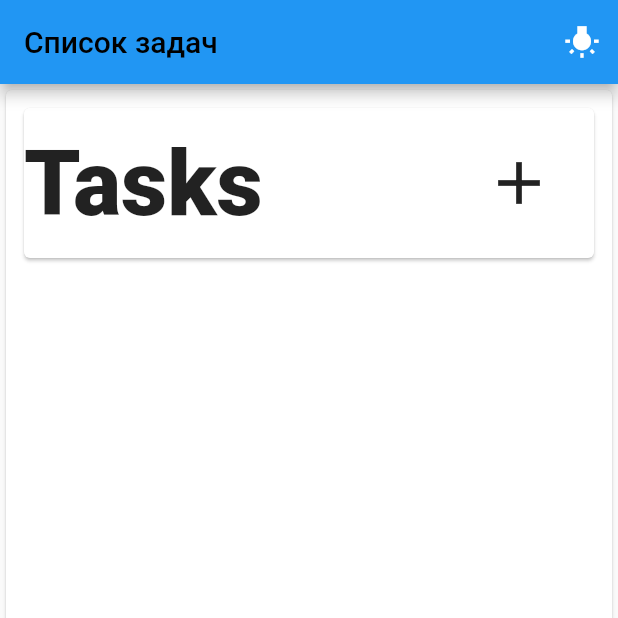
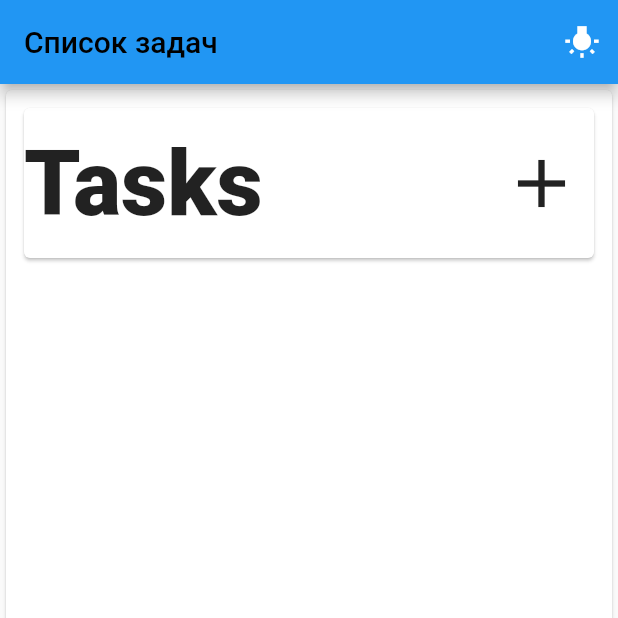
Before and after one commit to Aleksanderdir/task.list, a Flutter app: the screen it shows after launch, on a phone screen of 412 x 824 dp, the top half of it. Run offline on Flutter 3.47's test engine with Material 2 defaults, Android fonts, the phone set to English and light mode, and no system bars; our stand-ins replace sqflite; missing offline and left inert: dart:ffi; accounts and stored records are empty.

Commit message:
Update CenterListWidget.dart

```diff
--- a/lib/CenterListWidget.dart
+++ b/lib/CenterListWidget.dart
@@ -38,22 +38,22 @@ class _CenterListWidgetState extends State<CenterListWidget> {
                             fontWeight: FontWeight.w800,
                           )),
                     ),
-                    Container(
-                      height: 100,
-                      width: 100,
-                      child: IconButton(
-                      iconSize: 48.0,
+                    IconButton(
+                      iconSize: 54.0,
+splashRadius: 32.0,
 
-                        onPressed: () {
-                          context.read<RepoData>().setVisible(true);
-                        },
-                        icon: const Icon(Icons.add,),
 
-                      ),
+
+                      onPressed: () {
+                        context.read<RepoData>().setVisible(true);
+                      },
+                      icon: const Icon( Icons.add,
+                        ),
+
                     ),                      SizedBox(height: 100,),
                   ]),
             ),
-
+            SizedBox(height: 20,),
             VisibleWidget(controller: controller),
             Expanded(
               child: Container(
```
